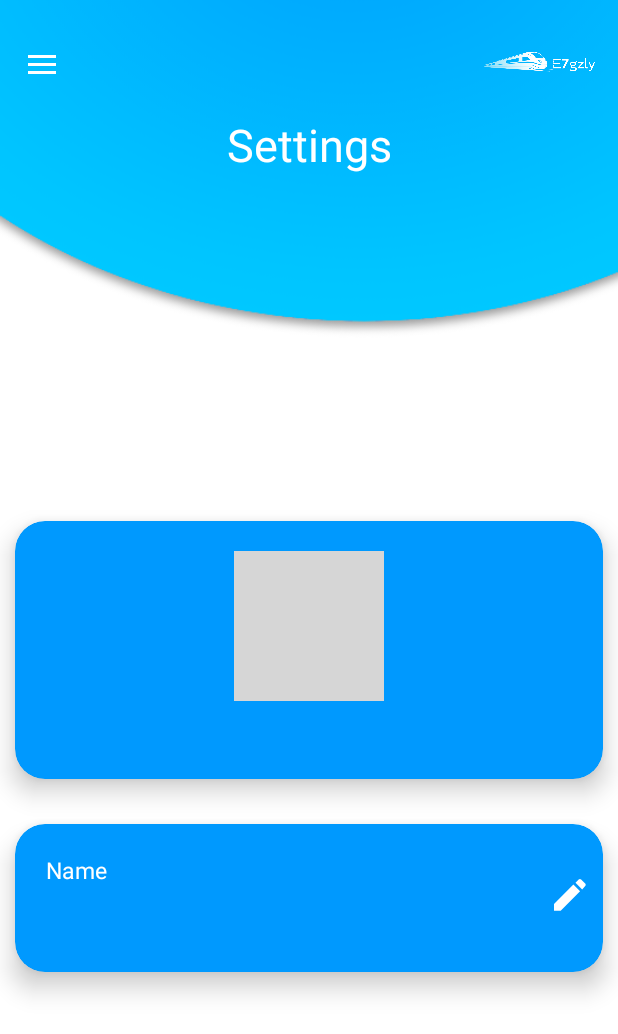
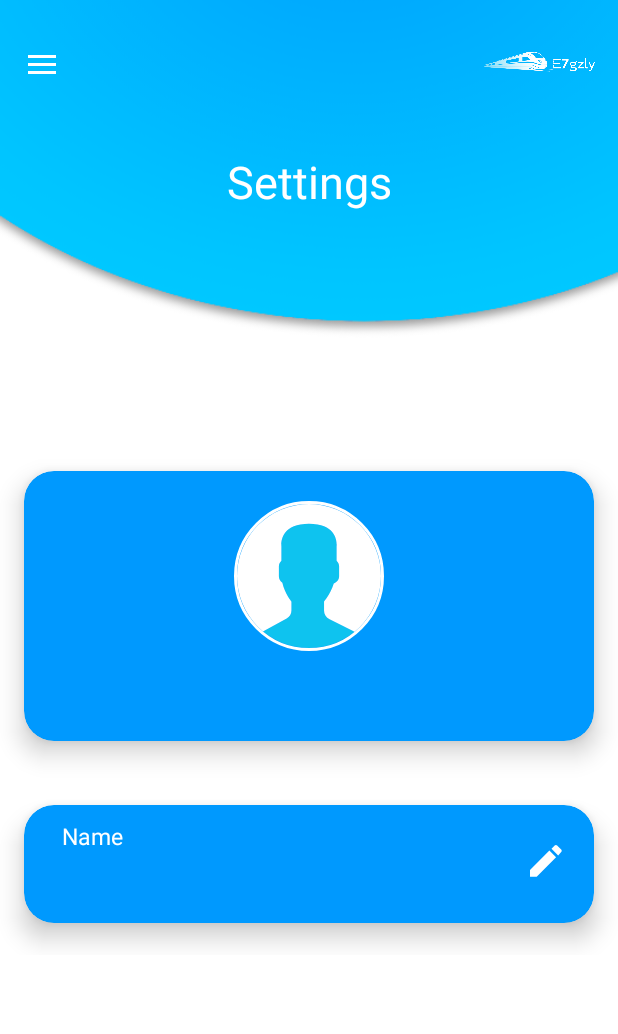
Before and after one commit to AhmedBaheg/E7gzly-V0.0, an Android app: the Home screen opened directly, with no data from a screen before it, in the side drawer, after a tap on "Settings", on a phone screen of 412 x 824 dp. Shown: the top 1034 px of the screen. Run offline under Robolectric (Android 15) with nearby library versions, the phone set to English and light mode, and no system bars; our stand-ins replace CircleImageView, Firebase (no records; nobody signed in at launch, a user with empty details on screens opened directly), Picasso; libraries missing offline, so code that uses them is left out: com.theartofdev.edmodo; plain views replace MaterialRippleLayout; 3 statements that could not run were skipped; grey boxes are pictures that could not be loaded.

Commit message:
fix bugs and crop image

```diff
--- a/app/build.gradle
+++ b/app/build.gradle
@@ -61,7 +61,7 @@ dependencies {
     implementation 'com.squareup.picasso:picasso:2.71828'
 
     // Image Cropper
-    api 'com.theartofdev.edmodo:android-image-cropper:2.8.+'
+    implementation 'com.theartofdev.edmodo:android-image-cropper:2.8.0'
 
 }
 apply plugin: 'com.google.gms.google-services'
--- a/app/src/main/java/com/example/e7gzly/activity/Home.java
+++ b/app/src/main/java/com/example/e7gzly/activity/Home.java
@@ -107,15 +107,14 @@ public class Home extends AppCompatActivity implements NavigationView.OnNavigati
         fragmentTransaction = fragmentManager.beginTransaction();
 
         fragmentTransaction.replace(R.id.container, Fragment);
-        fragmentTransaction.addToBackStack(null);
-
-        fragmentManager.popBackStack();
         // Commit the transaction
         fragmentTransaction.commit();
 
     }
 
-
+    /**
+     * {@link Picasso#get().placeholder}  && {@link Picasso#get().error}
+     * ده بيجيب الصوره من ال drawable في حالت ان حصل اي مشكله في ال URL اللي راجع*/
     public void returnData() {
 
         databaseReference.child(Constants.USERS).child(Constants.getUID()).addValueEventListener(new ValueEventListener() {
@@ -125,8 +124,11 @@ public class Home extends AppCompatActivity implements NavigationView.OnNavigati
 
                 nav_Drawer_Email.setText(user.getEmail());
                 nav_Drawer_Name.setText(user.getFullName());
-                String img = dataSnapshot.child("imgUrl").getValue().toString();
-                Picasso.get().load(img).into(img_Drawer);
+                Picasso.get()
+                        .load(user.getImgUrl())
+                        .placeholder(R.drawable.default_pic_user)
+                        .error(R.drawable.default_pic_user)
+                        .into(img_Drawer);
             }
 
             @Override
@@ -168,5 +170,21 @@ public class Home extends AppCompatActivity implements NavigationView.OnNavigati
         return true;
     }
 
+    @Override
+    protected void onStart() {
+        super.onStart();
+        returnData();
+    }
+
+    @Override
+    protected void onResume() {
+        super.onResume();
+        returnData();
+    }
+
+    @Override
+    public void onBackPressed() {
+        moveTaskToBack(false);
+    }
 
 }
--- a/app/src/main/java/com/example/e7gzly/fragment/SettingsFragment.java
+++ b/app/src/main/java/com/example/e7gzly/fragment/SettingsFragment.java
@@ -1,25 +1,29 @@
 package com.example.e7gzly.fragment;
 
-import android.content.Context;
+import android.app.Activity;
 import android.content.Intent;
 import android.net.Uri;
 import android.os.Bundle;
-import android.util.Log;
+import android.text.TextUtils;
 import android.view.LayoutInflater;
 import android.view.View;
 import android.view.ViewGroup;
-import android.widget.ImageView;
+import android.widget.ImageButton;
 import android.widget.TextView;
+import android.widget.Toast;
 
 import androidx.annotation.NonNull;
 import androidx.annotation.Nullable;
 import androidx.fragment.app.Fragment;
 
 import com.example.e7gzly.R;
+import com.example.e7gzly.model.User;
 import com.example.e7gzly.utilities.Constants;
-import com.google.android.gms.tasks.OnSuccessListener;
+import com.google.android.gms.tasks.Continuation;
+import com.google.android.gms.tasks.OnCompleteListener;
+import com.google.android.gms.tasks.OnFailureListener;
+import com.google.android.gms.tasks.Task;
 import com.google.firebase.auth.FirebaseAuth;
-import com.google.firebase.auth.FirebaseUser;
 import com.google.firebase.database.DataSnapshot;
 import com.google.firebase.database.DatabaseError;
 import com.google.firebase.database.DatabaseReference;
@@ -34,69 +38,102 @@ import com.theartofdev.edmodo.cropper.CropImageView;
 
 import de.hdodenhof.circleimageview.CircleImageView;
 
-import static android.app.Activity.RESULT_OK;
 
-
-/**
- * A simple {@link Fragment} subclass.
- */
 public class SettingsFragment extends Fragment {
 
-    View view;
-    Context context;
+    private View view;
+    private TextView profile_Name, profile_Email;
+    private CircleImageView img_Profile;
+    private ImageButton edit_name;
 
-    TextView profile_Name, profile_Email;
-    ImageView ic_Back_Profile;
-    CircleImageView img_Profile;
-
-    private static final int Gallaery_Pic = 1;
+    private static final int Gallery_Pic = 1;
 
     private Uri uri;
-
+    private String name, email, exist_img_url;
     // Fire Base
 
     DatabaseReference databaseReference;
     FirebaseAuth firebaseAuth;
-    FirebaseUser firebaseUser;
-    String userId;
     StorageReference userProfileRef;
-    private String TAG;
 
     @Override
     public View onCreateView(LayoutInflater inflater, ViewGroup container,
                              Bundle savedInstanceState) {
-        // Inflate the layout for this fragment
         view = inflater.inflate(R.layout.fragment_settings, container, false);
 
         //Fire Base
-
         firebaseAuth = FirebaseAuth.getInstance();
-        firebaseUser = firebaseAuth.getCurrentUser();
-        if (firebaseUser != null) {
-            userId = firebaseUser.getUid();
-        }
+        databaseReference = FirebaseDatabase.getInstance().getReference();
         userProfileRef = FirebaseStorage.getInstance().getReference().child("Profile Images");
 
         profile_Name = view.findViewById(R.id.tv_name_profile);
         profile_Email = view.findViewById(R.id.tv_email_profile);
         img_Profile = view.findViewById(R.id.img_user_profile);
+        edit_name = view.findViewById(R.id.btn_edit_name_profile);
 
-        ProfileInfoUser();
-        img_Profile = view.findViewById(R.id.img_user_profile);
+        return view;
+    }
+
+    @Override
+    public void onActivityCreated(@Nullable Bundle savedInstanceState) {
+        super.onActivityCreated(savedInstanceState);
+        // ProfileInfoUser();
+        returnData();
         img_Profile.setOnClickListener(new View.OnClickListener() {
             @Override
             public void onClick(View v) {
-                uploadImgProfile();
+                CropImage.activity()
+                        .setGuidelines(CropImageView.Guidelines.ON_TOUCH)
+                        .setAutoZoomEnabled(true)
+                        .start(getContext(),SettingsFragment.this); // Mahmoud Crash Here //
+
             }
         });
-        return view;
+
     }
 
+    /**
+     * {@link Picasso#get().placeholder}  && {@link Picasso#get().error}
+     * ده بيجيب الصوره من ال drawable في حالت ان حصل اي مشكله في ال URL اللي راجع
+     */
+    private void returnData() {
+        databaseReference.child(Constants.USERS).child(Constants.getUID()).addListenerForSingleValueEvent(new ValueEventListener() {
+            @Override
+            public void onDataChange(@NonNull DataSnapshot dataSnapshot) {
+                User user = dataSnapshot.getValue(User.class);
+                if (user != null) {
+                    exist_img_url = user.getImgUrl();
+                    name = user.getFullName();
+                    email = user.getEmail();
 
-    private void ProfileInfoUser() {
+                    Picasso.get()
+                            .load(exist_img_url)
+                            .placeholder(R.drawable.default_pic_user)
+                            .error(R.drawable.default_pic_user)
+                            .into(img_Profile);
+                    profile_Name.setText(name);
+                    profile_Email.setText(email);
+                }
 
-        databaseReference = FirebaseDatabase.getInstance().getReference().child(Constants.USERS).child(userId);
-        databaseReference.addValueEventListener(new ValueEventListener() {
+
+            }
+
+            @Override
+            public void onCancelled(@NonNull DatabaseError databaseError) {
+
+            }
+        });
+    }
+
+    /**
+     * يعني انا عاملك class User علشان تجيب الداتا من الفير بيز بيه
+     * وانت جاي تجيب الداتا كده
+     * والله حرام عليك
+     * عملتلك الصح في ميثود دي {@link #returnData()}
+     */
+ private void ProfileInfoUser() {
+
+        databaseReference.child(Constants.USERS).child("userId").addValueEventListener(new ValueEventListener() {
             @Override
             public void onDataChange(@NonNull DataSnapshot dataSnapshot) {
 
@@ -120,58 +157,100 @@ public class SettingsFragment extends Fragment {
 
     }
 
-    private void uploadImgProfile() {
+   /**
+    * {@link CropImage} مش هتستعمل دي لو هتستخدم
+    * */
+    public void uploadImgProfile() {
 
         // Open Gallery
         Intent galleryIntent = new Intent();
         galleryIntent.setAction(Intent.ACTION_PICK);
         galleryIntent.setType("image/*");
-        startActivityForResult(galleryIntent, Gallaery_Pic);
+        startActivityForResult(galleryIntent, Gallery_Pic);
+
+    }
+
+    public void onActivityResult(int requestCode, int resultCode, Intent data) {
+        super.onActivityResult(requestCode, resultCode, data);
+
+        if (requestCode == CropImage.CROP_IMAGE_ACTIVITY_REQUEST_CODE) {
+            CropImage.ActivityResult result = CropImage.getActivityResult(data);
+            if (resultCode == Activity.RESULT_OK) {
+                if (result != null) {
+                    uri = result.getUri();
+
+                    Picasso.get()
+                            .load(uri)
+                            .placeholder(R.drawable.default_pic_user)
+                            .error(R.drawable.default_pic_user)
+                            .into(img_Profile);
+                    updateInfo(name, email, uri);
+                    returnData();
+                }
+            } else if (requestCode == CropImage.CROP_IMAGE_ACTIVITY_RESULT_ERROR_CODE) {
+                Exception error = result.getError();
+
+            }
+
+        }
+    }
+
+    private void updateInfo(final String name, final String email, Uri add_pic) {
+
+        UploadTask uploadTask;
+
+        final StorageReference rf = userProfileRef.child("/Profile Images" + add_pic.getLastPathSegment());
+
+        uploadTask = rf.putFile(add_pic);
+
+        Task<Uri> uriTask = uploadTask.continueWithTask(new Continuation<UploadTask.TaskSnapshot, Task<Uri>>() {
+            @Override
+            public Task<Uri> then(@NonNull Task<UploadTask.TaskSnapshot> task) throws Exception {
+                if (!task.isSuccessful()) {
+                    throw task.getException();
+                }
+                return rf.getDownloadUrl();
+            }
+        }).addOnCompleteListener(new OnCompleteListener<Uri>() {
+            @Override
+            public void onComplete(@NonNull Task<Uri> task) {
+                Uri downloadUri = task.getResult();
+                String user_Pic = downloadUri.toString();
+
+                saveInfoDB(user_Pic, name, email);
+                returnData();
+
+            }
+        }).addOnFailureListener(new OnFailureListener() {
+            @Override
+            public void onFailure(@NonNull Exception e) {
+                Toast.makeText(getContext(), "Can't Upload Photo", Toast.LENGTH_SHORT).show();
+            }
+        });
+
+
+    }
+
+    private void saveInfoDB(String user_pic, String name, String email) {
+        User user;
+        if (TextUtils.isEmpty(user_pic)) {
+            user = new User(name, email);
+        }else {
+            user =new User(name,email,user_pic);
+        }
+        databaseReference.child(Constants.USERS).child(Constants.getUID()).setValue(user);
 
     }
 
     @Override
-    public void onActivityResult(int requestCode, int resultCode, @Nullable Intent data) {
-        super.onActivityResult(requestCode, resultCode, data);
-
-        // Set Image From Gallery
-        if (requestCode == Gallaery_Pic && resultCode == RESULT_OK) {
-
-            uri = data.getData();
-
-            CropImage.activity(uri)
-                    .setGuidelines(CropImageView.Guidelines.ON)
-                    .setAspectRatio(1, 1) // Size Crop Image
-                    .start(getContext() , SettingsFragment.this); // Mahmoud Crash Here //
-        }
-        if (requestCode == CropImage.CROP_IMAGE_ACTIVITY_REQUEST_CODE) {
-
-            CropImage.ActivityResult result = CropImage.getActivityResult(data);
-
-            if (resultCode == RESULT_OK) {
-                Uri resultUri = result.getUri();
-
-                final StorageReference filepath = userProfileRef.child(userId + "jpg");
-                filepath.putFile(resultUri).addOnSuccessListener(new OnSuccessListener<UploadTask.TaskSnapshot>() {
-                    @Override
-                    public void onSuccess(UploadTask.TaskSnapshot taskSnapshot) {
-
-//                        Uri downloadUri = taskSnapshot.getStorage().getDownloadUrl().getResult();
-//                        databaseReference.child("imgUrl").setValue(downloadUri);
-
-                        filepath.getDownloadUrl().addOnSuccessListener(new OnSuccessListener<Uri>() {
-                            @Override
-                            public void onSuccess(Uri uri) {
-                                Log.d(TAG, uri.toString());
-                                databaseReference.child("imgUrl").setValue(uri.toString());
-                            }
-                        });
-                    }
-                });
-            }
-
-        }
-
+    public void onStart() {
+        super.onStart();
+        returnData();
     }
 
+    @Override
+    public void onResume() {
+        super.onResume();
+        returnData();
+    }
 }
--- a/app/src/main/java/com/example/e7gzly/model/User.java
+++ b/app/src/main/java/com/example/e7gzly/model/User.java
@@ -8,6 +8,11 @@ public class User {
         this.fullName = fullName;
         this.email = email;
         this.imgUrl = imgUrl;
+    }
+
+    public User(String fullName, String email) {
+        this.fullName = fullName;
+        this.email = email;
     }
 
     public User() {
--- a/app/src/main/res/layout/app_bar.xml
+++ b/app/src/main/res/layout/app_bar.xml
@@ -31,8 +31,6 @@
         android:id="@+id/tv_title"
         android:layout_width="match_parent"
         android:layout_height="100dp"
-        android:layout_gravity="center"
-        android:paddingBottom="50dp"
         android:gravity="center"
         android:text="Create"
         android:textColor="@color/colorWhite"
--- a/app/src/main/res/layout/fragment_settings.xml
+++ b/app/src/main/res/layout/fragment_settings.xml
@@ -1,56 +1,60 @@
 <?xml version="1.0" encoding="utf-8"?>
-<LinearLayout xmlns:android="http://schemas.android.com/apk/res/android"
+<androidx.constraintlayout.widget.ConstraintLayout xmlns:android="http://schemas.android.com/apk/res/android"
     xmlns:app="http://schemas.android.com/apk/res-auto"
     xmlns:tools="http://schemas.android.com/tools"
     android:layout_width="match_parent"
-    android:layout_height="match_parent"
+    android:layout_height="wrap_content"
     android:background="@android:color/transparent"
-    android:orientation="vertical"
-    tools:context=".fragment.SettingsFragment"
-    android:gravity="center">
+    tools:context=".fragment.SettingsFragment">
 
 
     <androidx.cardview.widget.CardView
         android:id="@+id/cv_img_profile"
         android:layout_width="match_parent"
         android:layout_height="wrap_content"
-        android:layout_marginStart="10dp"
-        android:layout_marginTop="30dp"
-        android:layout_marginEnd="10dp"
-        android:layout_marginBottom="30dp"
         app:cardBackgroundColor="@color/colorSkyBlueDark"
         app:cardCornerRadius="20dp"
         app:cardElevation="10dp"
         app:cardPreventCornerOverlap="true"
-        app:cardUseCompatPadding="false">
+        app:cardUseCompatPadding="true"
+        app:contentPaddingBottom="20dp"
+        app:contentPaddingTop="20dp"
+        app:layout_constraintBottom_toBottomOf="parent"
+        app:layout_constraintEnd_toEndOf="parent"
+        app:layout_constraintStart_toStartOf="parent"
+        app:layout_constraintTop_toTopOf="parent">
 
-        <LinearLayout
+        <androidx.constraintlayout.widget.ConstraintLayout
             android:layout_width="match_parent"
-            android:layout_height="wrap_content"
-            android:layout_gravity="center"
-            android:orientation="vertical"
-            android:paddingBottom="20dp">
+            android:layout_height="match_parent"
+            android:layout_gravity="center">
 
             <de.hdodenhof.circleimageview.CircleImageView
                 android:id="@+id/img_user_profile"
                 android:layout_width="100dp"
                 android:layout_height="100dp"
-                android:layout_gravity="top|center"
-                android:layout_marginTop="20dp"
                 android:src="@drawable/default_pic_user"
+                app:civ_border_color="@color/colorWhite"
                 app:civ_border_width="2dp"
-                app:civ_border_color="@color/colorWhite"/>
+                app:layout_constraintBottom_toTopOf="@id/tv_email_profile"
+                app:layout_constraintEnd_toEndOf="parent"
+                app:layout_constraintStart_toStartOf="parent"
+                app:layout_constraintTop_toTopOf="parent" />
 
             <TextView
                 android:id="@+id/tv_email_profile"
-                android:layout_width="match_parent"
-                android:layout_height="wrap_content"
+                android:layout_width="wrap_content"
+                android:layout_height="30dp"
                 android:layout_marginTop="10dp"
                 android:gravity="center"
                 android:text=""
-                android:textAppearance="@style/HintText" />
+                android:textAppearance="@style/HintText"
+                app:layout_constraintBottom_toBottomOf="parent"
+                app:layout_constraintEnd_toEndOf="parent"
+                app:layout_constraintStart_toStartOf="parent"
+                app:layout_constraintTop_toBottomOf="@+id/img_user_profile" />
 
-        </LinearLayout>
+        </androidx.constraintlayout.widget.ConstraintLayout>
 
     </androidx.cardview.widget.CardView>
 
@@ -58,65 +62,57 @@
         android:id="@+id/cv_edit_name"
         android:layout_width="match_parent"
         android:layout_height="wrap_content"
-        android:layout_marginStart="10dp"
-        android:layout_marginEnd="10dp"
-        android:layout_marginBottom="30dp"
         app:cardBackgroundColor="@color/colorSkyBlueDark"
         app:cardCornerRadius="20dp"
         app:cardElevation="10dp"
         app:cardPreventCornerOverlap="true"
-        app:cardUseCompatPadding="false">
+        app:cardUseCompatPadding="true"
+        app:layout_constraintEnd_toEndOf="@id/cv_img_profile"
+        app:layout_constraintStart_toStartOf="@+id/cv_img_profile"
+        app:layout_constraintTop_toBottomOf="@+id/cv_img_profile">
 
-        <LinearLayout
+        <androidx.constraintlayout.widget.ConstraintLayout
             android:layout_width="match_parent"
-            android:layout_height="match_parent"
-            android:orientation="horizontal"
-            android:weightSum="4">
-
-            <LinearLayout
-                android:layout_width="0dp"
-                android:layout_height="match_parent"
-                android:layout_weight="4"
-                android:orientation="vertical">
+            android:layout_height="match_parent">
 
             <TextView
-                    android:layout_width="wrap_content"
+                android:layout_width="0dp"
                 android:layout_height="wrap_content"
                 android:layout_marginStart="15dp"
-                    android:layout_marginTop="20dp"
+                android:layout_marginTop="10dp"
                 android:layout_marginBottom="10dp"
-                    android:paddingStart="5dp"
+                android:paddingStart="10dp"
                 android:text="Name"
                 android:textColor="@color/colorWhite"
                 android:textSize="15sp"
-                    app:layout_constraintBottom_toTopOf="@+id/tv_name"
-                    app:layout_constraintEnd_toStartOf="@+id/mrl1"
+                app:layout_constraintBottom_toTopOf="@id/tv_name_profile"
+                app:layout_constraintEnd_toStartOf="@id/ic_edit"
                 app:layout_constraintStart_toStartOf="parent"
                 app:layout_constraintTop_toTopOf="parent" />
 
             <TextView
                 android:id="@+id/tv_name_profile"
-                    android:layout_width="match_parent"
+                android:layout_width="0dp"
                 android:layout_height="wrap_content"
                 android:layout_marginStart="15dp"
-                    android:layout_marginBottom="20dp"
+                android:layout_marginTop="10dp"
+                android:layout_marginBottom="10dp"
+                android:paddingStart="5dp"
+                android:text=""
                 android:textColor="@color/colorWhite"
                 android:textSize="20sp"
                 android:textStyle="bold"
-                    android:text=""
                 app:layout_constraintBottom_toBottomOf="parent"
-                    app:layout_constraintEnd_toStartOf="@+id/mrl1"
-                    app:layout_constraintStart_toStartOf="parent" />
-
-            </LinearLayout>
+                app:layout_constraintEnd_toStartOf="@+id/ic_edit"
+                app:layout_constraintStart_toStartOf="parent"/>
 
             <com.balysv.materialripple.MaterialRippleLayout
                 android:id="@+id/ic_edit"
-                android:layout_width="40dp"
-                android:layout_height="match_parent"
+                android:layout_width="60dp"
+                android:layout_height="0dp"
                 app:layout_constraintBottom_toBottomOf="parent"
                 app:layout_constraintEnd_toEndOf="parent"
-                app:layout_constraintStart_toEndOf="@+id/tv_name"
+                app:layout_constraintStart_toEndOf="@+id/tv_name_profile"
                 app:layout_constraintTop_toTopOf="parent"
                 app:mrl_rippleColor="@color/colorWhite"
                 app:mrl_rippleOverlay="false">
@@ -131,8 +127,8 @@
             </com.balysv.materialripple.MaterialRippleLayout>
 
 
-        </LinearLayout>
+        </androidx.constraintlayout.widget.ConstraintLayout>
 
     </androidx.cardview.widget.CardView>
 
-</LinearLayout>
+</androidx.constraintlayout.widget.ConstraintLayout>
--- a/app/src/main/res/values/colors.xml
+++ b/app/src/main/res/values/colors.xml
@@ -3,7 +3,7 @@
     <color name="colorPrimary">#008577</color>
     <color name="colorPrimaryDark">#23FFE8</color>
     <color name="colorAccent">#A5EFE7</color>
-    <color name="colorStatusBar">#00CCFF</color>
+    <color name="colorStatusBar">#09bcf1</color>
     <color name="colorSkyBlue">#0EC3EF</color>
     <color name="colorSkyBlueDark">#0099FE</color>
     <color name="colorBlack">#000</color>
--- a/app/src/main/res/values/styles.xml
+++ b/app/src/main/res/values/styles.xml
@@ -1,4 +1,4 @@
-<resources xmlns:tools="http://schemas.android.com/tools">
+<resources>
 
     <!-- Base application theme. -->
     <style name="AppTheme" parent="Theme.AppCompat.Light.NoActionBar">
@@ -6,9 +6,25 @@
         <item name="colorPrimary">@color/transparent</item>
         <item name="windowActionBarOverlay">true</item>
         <!-- Customize background to status bar -->
-        <item name="colorPrimaryDark">@color/colorStatusBar</item>
+        <item name="colorPrimaryDark">@color/colorSkyBlue</item>
         <!--Customize Drawer Bar Theme-->
         <item name="drawerArrowStyle">@style/DrawerArrowStyle</item>
+
+    </style>
+
+    <style name="AppTheme_login" parent="Theme.AppCompat.Light.NoActionBar">
+        <!-- Customize your theme here. -->
+        <item name="colorPrimary">@color/transparent</item>
+        <item name="windowActionBarOverlay">true</item>
+        <!-- Customize background to status bar -->
+        <item name="colorPrimaryDark">@color/colorSkyBlue</item>
+        <!--Customize Drawer Bar Theme-->
+        <item name="drawerArrowStyle">@style/DrawerArrowStyle</item>
+
+
+        <item name="colorControlNormal">@color/colorWhite</item>
+        <item name="colorControlActivated">@color/colorWhite</item>
+        <item name="colorControlHighlight">@color/colorWhite</item>
     </style>
 
     <style name="DrawerArrowStyle" parent="@style/Widget.AppCompat.DrawerArrowToggle">
@@ -28,9 +44,6 @@
         <item name="hintTextAppearance">@style/HintText</item>
         <item name="android:textColor">@color/colorWhite</item>
         <item name="android:textColorHint">@color/colorWhite</item>
-        <item name="colorControlNormal">@color/colorWhite</item>
-        <item name="colorControlActivated">@color/colorWhite</item>
-        <item name="colorControlHighlight">@color/colorWhite</item>
 
     </style>
 
```
Also changed, not shown: app/src/main/AndroidManifest.xml (+8 -2 lines), app/src/main/java/com/example/e7gzly/activity/sign_up.java (+3 -6 lines). Lines whose indentation alone changed are shown as unchanged.
